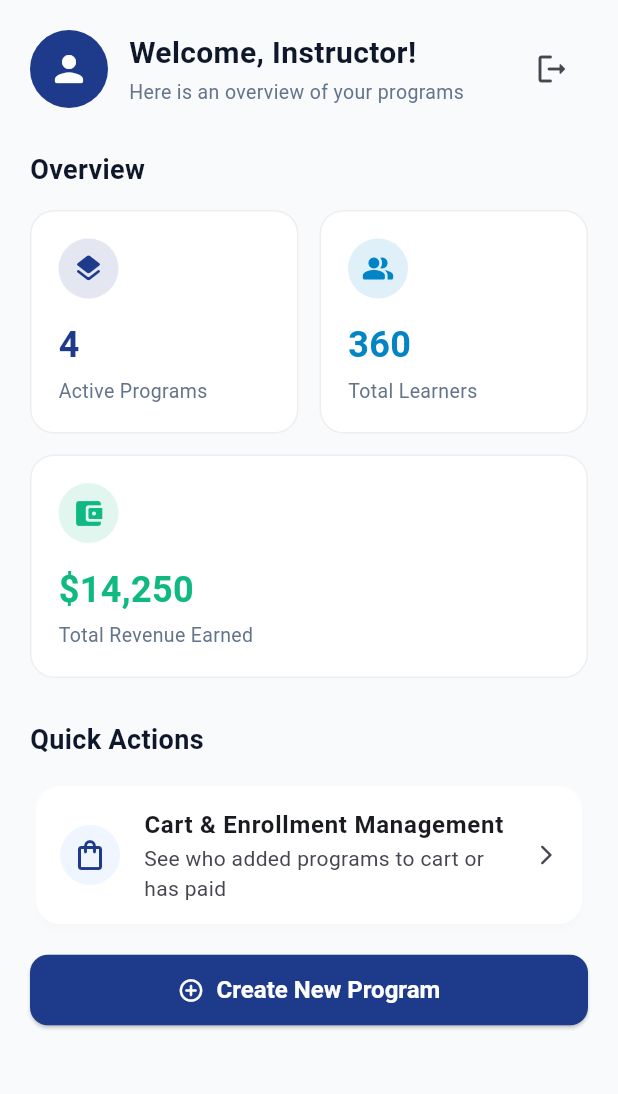
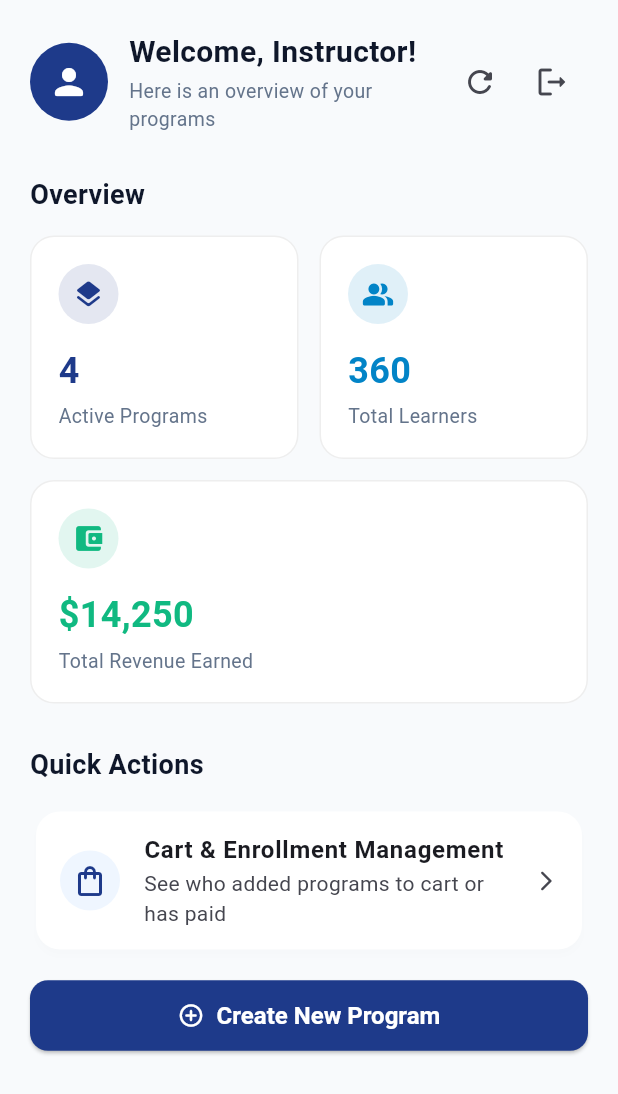
Before and after one commit to irtazaad328/ED-TECH_App, a Flutter app: the TeacherDashboardScreen screen opened by its route, on a phone screen of 412 x 824 dp. Shown: the top 1094 px of the screen. Run offline on Flutter 3.47's test engine with Material 3 defaults, Android fonts, the phone set to English and light mode, and no system bars.

Commit message:
feat: Bind teacher dashboard metrics to dynamic model with pull-to-refresh

```diff
--- a/flutterdemo/lib/screens/teacher/teacher_dashboard_screen.dart
+++ b/flutterdemo/lib/screens/teacher/teacher_dashboard_screen.dart
@@ -1,12 +1,89 @@
+import 'dart:math';
 import 'package:flutter/material.dart';
 import '../../routes/app_routes.dart';
 import '../../theme/app_theme.dart';
 
+// ======================================================================
+// 1. DATA MODEL - holds the 3 dashboard numbers (no hardcoded UI values)
+//    Tip: you can later move this to lib/models/dashboard_metrics.dart
+// ======================================================================
+class DashboardMetrics {
+  final int activePrograms;
+  final int totalLearners;
+  final double totalRevenue;
+
+  const DashboardMetrics({
+    required this.activePrograms,
+    required this.totalLearners,
+    required this.totalRevenue,
+  });
+
+  // Ready for a real API / JSON response later
+  factory DashboardMetrics.fromJson(Map<String, dynamic> json) {
+    return DashboardMetrics(
+      activePrograms: json['activePrograms'] as int,
+      totalLearners: json['totalLearners'] as int,
+      totalRevenue: (json['totalRevenue'] as num).toDouble(),
+    );
+  }
+}
+
+// ======================================================================
+// 2. MOCK SERVICE - pretends to call an API (1 second delay).
+//    First call returns your original numbers (4 / 360 / 14,250);
+//    later calls change slightly so you can SEE refresh working.
+// ======================================================================
+class DashboardService {
+  static int _calls = 0;
+
+  static Future<DashboardMetrics> fetchMetrics() async {
+    await Future.delayed(const Duration(seconds: 1));
+    _calls++;
+    final rnd = Random();
+    final json = {
+      'activePrograms': 4 + (_calls > 1 ? rnd.nextInt(3) : 0),
+      'totalLearners': 360 + (_calls > 1 ? rnd.nextInt(40) : 0),
+      'totalRevenue': 14250.0 + (_calls > 1 ? rnd.nextInt(1500) : 0),
+    };
+    return DashboardMetrics.fromJson(json);
+  }
+}
+
 /// Screen 12: Teacher Dashboard
-/// Shows a welcome header, three metric cards and two quick actions.
-/// StatelessWidget = a screen that never changes by itself (the numbers are fixed for now).
-class TeacherDashboardScreen extends StatelessWidget {
+/// Welcome header, 3 DYNAMIC metric cards (loaded from a data model),
+/// pull-to-refresh, and two quick actions.
+/// StatefulWidget = a screen that can change (numbers load and refresh).
+class TeacherDashboardScreen extends StatefulWidget {
   const TeacherDashboardScreen({super.key});
+
+  @override
+  State<TeacherDashboardScreen> createState() => _TeacherDashboardScreenState();
+}
+
+class _TeacherDashboardScreenState extends State<TeacherDashboardScreen> {
+  late Future<DashboardMetrics> _metricsFuture;
+
+  @override
+  void initState() {
+    super.initState();
+    _metricsFuture = DashboardService.fetchMetrics();
+  }
+
+  // Used by pull-to-refresh, the reload icon and the Retry button
+  Future<void> _reload() async {
+    final newFuture = DashboardService.fetchMetrics();
+    setState(() => _metricsFuture = newFuture);
+    try {
+      await newFuture;
+      if (mounted) {
+        ScaffoldMessenger.of(context).showSnackBar(
+          const SnackBar(content: Text('Dashboard updated')),
+        );
+      }
+    } catch (_) {
+      // the error UI is shown by the FutureBuilder
+    }
+  }
 
   // Logout: go back to Role Selection and clear all earlier screens,
   // so the Back button can't return to the dashboard.
@@ -18,16 +95,65 @@ class TeacherDashboardScreen extends StatelessWidget {
     );
   }
 
+  // 14250 -> $14,250
+  String _formatMoney(double v) {
+    final s = v.toStringAsFixed(0);
+    final withCommas =
+        s.replaceAllMapped(RegExp(r'\B(?=(\d{3})+(?!\d))'), (m) => ',');
+    return '\$$withCommas';
+  }
+
+  // The 3 metric cards, built from the loaded model
+  Widget _buildMetrics(DashboardMetrics m) {
+    return Column(
+      children: [
+        Row(
+          children: [
+            Expanded(
+              child: _MetricCard(
+                title: 'Active Programs',
+                value: '${m.activePrograms}',
+                icon: Icons.layers_rounded,
+                color: AppTheme.primary,
+              ),
+            ),
+            const SizedBox(width: 14),
+            Expanded(
+              child: _MetricCard(
+                title: 'Total Learners',
+                value: '${m.totalLearners}',
+                icon: Icons.people_alt_rounded,
+                color: AppTheme.accent,
+              ),
+            ),
+          ],
+        ),
+        const SizedBox(height: 14),
+        _MetricCard(
+          title: 'Total Revenue Earned',
+          value: _formatMoney(m.totalRevenue),
+          icon: Icons.account_balance_wallet_rounded,
+          color: AppTheme.success,
+        ),
+      ],
+    );
+  }
+
   @override
   Widget build(BuildContext context) {
     return Scaffold(
       body: SafeArea(
+        // RefreshIndicator = pull down to reload
+        child: RefreshIndicator(
+          onRefresh: _reload,
           child: SingleChildScrollView(
+            // Always scrollable so pull-to-refresh works even on tall screens
+            physics: const AlwaysScrollableScrollPhysics(),
             padding: const EdgeInsets.all(20),
             child: Column(
               crossAxisAlignment: CrossAxisAlignment.start,
               children: [
-              // ---------- 1. HEADER: avatar + greeting + logout ----------
+                // ---------- 1. HEADER: avatar + greeting + reload + logout ----------
                 Row(
                   children: [
                     const CircleAvatar(
@@ -61,6 +187,11 @@ class TeacherDashboardScreen extends StatelessWidget {
                       ),
                     ),
                     IconButton(
+                      tooltip: 'Reload',
+                      icon: const Icon(Icons.refresh_rounded),
+                      onPressed: _reload,
+                    ),
+                    IconButton(
                       tooltip: 'Logout',
                       icon: const Icon(Icons.logout_rounded),
                       onPressed: () => _logout(context),
@@ -69,7 +200,7 @@ class TeacherDashboardScreen extends StatelessWidget {
                 ),
                 const SizedBox(height: 28),
 
-              // ---------- 2. METRIC CARDS ----------
+                // ---------- 2. METRIC CARDS (dynamic) ----------
                 const Text(
                   'Overview',
                   style: TextStyle(
@@ -79,33 +210,52 @@ class TeacherDashboardScreen extends StatelessWidget {
                   ),
                 ),
                 const SizedBox(height: 14),
-              Row(
-                children: const [
-                  Expanded(
-                    child: _MetricCard(
-                      title: 'Active Programs',
-                      value: '4',
-                      icon: Icons.layers_rounded,
-                      color: AppTheme.primary,
+
+                // FutureBuilder rebuilds this part for each state:
+                // loading -> spinner, error -> retry, success -> cards
+                FutureBuilder<DashboardMetrics>(
+                  future: _metricsFuture,
+                  builder: (context, snapshot) {
+                    // LOADING
+                    if (snapshot.connectionState == ConnectionState.waiting) {
+                      return const SizedBox(
+                        height: 180,
+                        child: Center(child: CircularProgressIndicator()),
+                      );
+                    }
+                    // ERROR
+                    if (snapshot.hasError || !snapshot.hasData) {
+                      return Container(
+                        width: double.infinity,
+                        padding: const EdgeInsets.all(20),
+                        decoration: BoxDecoration(
+                          color: Colors.white,
+                          borderRadius: BorderRadius.circular(16),
+                          border: Border.all(color: Colors.grey.shade200),
                         ),
+                        child: Column(
+                          children: [
+                            const Icon(Icons.error_outline_rounded,
+                                size: 48, color: Colors.red),
+                            const SizedBox(height: 10),
+                            const Text(
+                              'Could not load your dashboard stats.',
+                              style: TextStyle(
+                                  color: AppTheme.textSecondary),
                             ),
-                  SizedBox(width: 14),
-                  Expanded(
-                    child: _MetricCard(
-                      title: 'Total Learners',
-                      value: '360',
-                      icon: Icons.people_alt_rounded,
-                      color: AppTheme.accent,
-                    ),
+                            const SizedBox(height: 12),
+                            ElevatedButton.icon(
+                              icon: const Icon(Icons.refresh_rounded),
+                              label: const Text('Retry'),
+                              onPressed: _reload,
                             ),
                           ],
                         ),
-              const SizedBox(height: 14),
-              const _MetricCard(
-                title: 'Total Revenue Earned',
-                value: '\$14,250',
-                icon: Icons.account_balance_wallet_rounded,
-                color: AppTheme.success,
+                      );
+                    }
+                    // SUCCESS
+                    return _buildMetrics(snapshot.data!);
+                  },
                 ),
                 const SizedBox(height: 28),
 
@@ -123,8 +273,8 @@ class TeacherDashboardScreen extends StatelessWidget {
                 // Action 1: opens Screen 13 (Cart Management)
                 Card(
                   child: ListTile(
-                  contentPadding:
-                      const EdgeInsets.symmetric(horizontal: 16, vertical: 6),
+                    contentPadding: const EdgeInsets.symmetric(
+                        horizontal: 16, vertical: 6),
                     leading: const CircleAvatar(
                       backgroundColor: Color(0xFFEFF6FF),
                       child: Icon(Icons.shopping_bag_outlined,
@@ -138,8 +288,8 @@ class TeacherDashboardScreen extends StatelessWidget {
                         'See who added programs to cart or has paid'),
                     trailing:
                         const Icon(Icons.arrow_forward_ios_rounded, size: 16),
-                  onTap: () =>
-                      Navigator.pushNamed(context, AppRoutes.cartManagement),
+                    onTap: () => Navigator.pushNamed(
+                        context, AppRoutes.cartManagement),
                   ),
                 ),
                 const SizedBox(height: 16),
@@ -160,6 +310,7 @@ class TeacherDashboardScreen extends StatelessWidget {
                   ),
                 ),
               ],
+            ),
           ),
         ),
       ),
```
Lines whose indentation alone changed are shown as unchanged.
